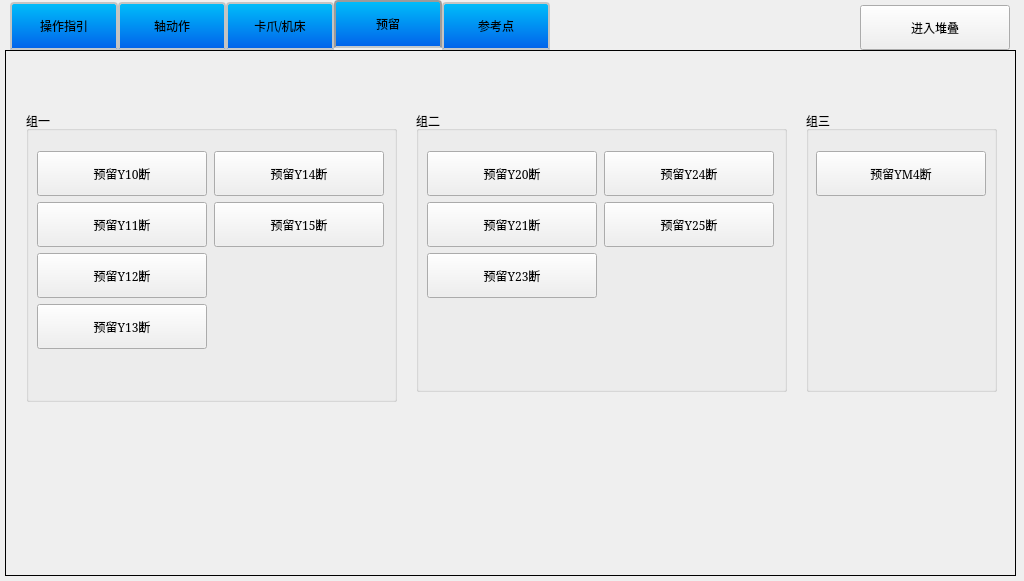
Above: manualform.ui from Jade-yun/MachineTool before the change. Below: the same form after it.
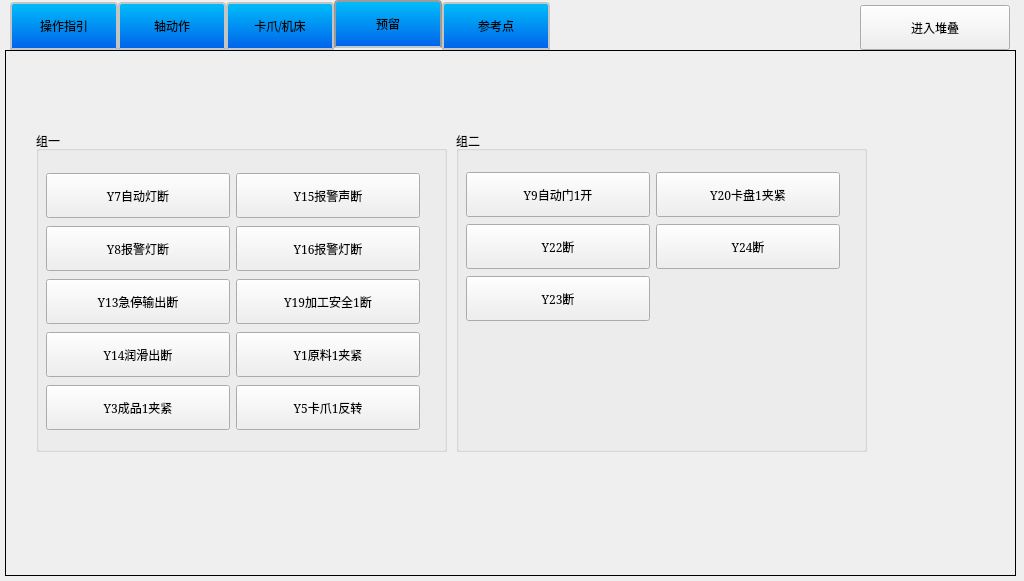
That is the form after the change. The open tabs and pages were chosen to show the change. Icons and pictures are not drawn. Custom widgets are drawn as their Qt base class.

Patch:
```diff
--- a/manualform.ui
+++ b/manualform.ui
@@ -1517,327 +1517,13 @@
     <attribute name="title">
      <string>预留</string>
     </attribute>
-    <widget class="QGroupBox" name="groupBox_8">
-     <property name="geometry">
-      <rect>
-       <x>410</x>
-       <y>60</y>
-       <width>371</width>
-       <height>281</height>
-      </rect>
-     </property>
-     <property name="title">
-      <string>组二</string>
-     </property>
-     <widget class="QWidget" name="layoutWidget_5">
-      <property name="geometry">
-       <rect>
-        <x>10</x>
-        <y>40</y>
-        <width>351</width>
-        <height>149</height>
-       </rect>
-      </property>
-      <layout class="QGridLayout" name="gridLayout_6">
-       <item row="0" column="1">
-        <widget class="QPushButton" name="btnReserveY24Break">
-         <property name="sizePolicy">
-          <sizepolicy hsizetype="Preferred" vsizetype="Preferred">
-           <horstretch>0</horstretch>
-           <verstretch>0</verstretch>
-          </sizepolicy>
-         </property>
-         <property name="minimumSize">
-          <size>
-           <width>170</width>
-           <height>45</height>
-          </size>
-         </property>
-         <property name="maximumSize">
-          <size>
-           <width>170</width>
-           <height>45</height>
-          </size>
-         </property>
-         <property name="font">
-          <font>
-           <family>SimSun</family>
-           <weight>50</weight>
-           <bold>false</bold>
-          </font>
-         </property>
-         <property name="styleSheet">
-          <string notr="true"/>
-         </property>
-         <property name="text">
-          <string>预留Y24断</string>
-         </property>
-         <property name="icon">
-          <iconset>
-           <normaloff>:/TeachPage/teachpage_images/delete.png</normaloff>:/TeachPage/teachpage_images/delete.png</iconset>
-         </property>
-         <property name="iconSize">
-          <size>
-           <width>50</width>
-           <height>50</height>
-          </size>
-         </property>
-        </widget>
-       </item>
-       <item row="1" column="0">
-        <widget class="QPushButton" name="btnReserveY21Break">
-         <property name="sizePolicy">
-          <sizepolicy hsizetype="Preferred" vsizetype="Preferred">
-           <horstretch>0</horstretch>
-           <verstretch>0</verstretch>
-          </sizepolicy>
-         </property>
-         <property name="minimumSize">
-          <size>
-           <width>170</width>
-           <height>45</height>
-          </size>
-         </property>
-         <property name="maximumSize">
-          <size>
-           <width>170</width>
-           <height>45</height>
-          </size>
-         </property>
-         <property name="font">
-          <font>
-           <family>SimSun</family>
-           <weight>50</weight>
-           <bold>false</bold>
-          </font>
-         </property>
-         <property name="styleSheet">
-          <string notr="true"/>
-         </property>
-         <property name="text">
-          <string>预留Y21断</string>
-         </property>
-         <property name="icon">
-          <iconset>
-           <normaloff>:/TeachPage/teachpage_images/delete.png</normaloff>:/TeachPage/teachpage_images/delete.png</iconset>
-         </property>
-         <property name="iconSize">
-          <size>
-           <width>50</width>
-           <height>50</height>
-          </size>
-         </property>
-        </widget>
-       </item>
-       <item row="0" column="0">
-        <widget class="QPushButton" name="btnReserveY20Break">
-         <property name="sizePolicy">
-          <sizepolicy hsizetype="Preferred" vsizetype="Preferred">
-           <horstretch>0</horstretch>
-           <verstretch>0</verstretch>
-          </sizepolicy>
-         </property>
-         <property name="minimumSize">
-          <size>
-           <width>170</width>
-           <height>45</height>
-          </size>
-         </property>
-         <property name="maximumSize">
-          <size>
-           <width>170</width>
-           <height>45</height>
-          </size>
-         </property>
-         <property name="font">
-          <font>
-           <family>SimSun</family>
-           <weight>50</weight>
-           <bold>false</bold>
-          </font>
-         </property>
-         <property name="styleSheet">
-          <string notr="true"/>
-         </property>
-         <property name="text">
-          <string>预留Y20断</string>
-         </property>
-         <property name="icon">
-          <iconset>
-           <normaloff>:/TeachPage/teachpage_images/delete.png</normaloff>:/TeachPage/teachpage_images/delete.png</iconset>
-         </property>
-         <property name="iconSize">
-          <size>
-           <width>50</width>
-           <height>50</height>
-          </size>
-         </property>
-        </widget>
-       </item>
-       <item row="1" column="1">
-        <widget class="QPushButton" name="btnReserveY25Break">
-         <property name="sizePolicy">
-          <sizepolicy hsizetype="Preferred" vsizetype="Preferred">
-           <horstretch>0</horstretch>
-           <verstretch>0</verstretch>
-          </sizepolicy>
-         </property>
-         <property name="minimumSize">
-          <size>
-           <width>170</width>
-           <height>45</height>
-          </size>
-         </property>
-         <property name="maximumSize">
-          <size>
-           <width>170</width>
-           <height>45</height>
-          </size>
-         </property>
-         <property name="font">
-          <font>
-           <family>SimSun</family>
-           <weight>50</weight>
-           <bold>false</bold>
-          </font>
-         </property>
-         <property name="styleSheet">
-          <string notr="true"/>
-         </property>
-         <property name="text">
-          <string>预留Y25断</string>
-         </property>
-         <property name="icon">
-          <iconset>
-           <normaloff>:/TeachPage/teachpage_images/delete.png</normaloff>:/TeachPage/teachpage_images/delete.png</iconset>
-         </property>
-         <property name="iconSize">
-          <size>
-           <width>50</width>
-           <height>50</height>
-          </size>
-         </property>
-        </widget>
-       </item>
-       <item row="2" column="0">
-        <widget class="QPushButton" name="btnReserveY23Break">
-         <property name="sizePolicy">
-          <sizepolicy hsizetype="Preferred" vsizetype="Preferred">
-           <horstretch>0</horstretch>
-           <verstretch>0</verstretch>
-          </sizepolicy>
-         </property>
-         <property name="minimumSize">
-          <size>
-           <width>170</width>
-           <height>45</height>
-          </size>
-         </property>
-         <property name="maximumSize">
-          <size>
-           <width>170</width>
-           <height>45</height>
-          </size>
-         </property>
-         <property name="font">
-          <font>
-           <family>SimSun</family>
-           <weight>50</weight>
-           <bold>false</bold>
-          </font>
-         </property>
-         <property name="styleSheet">
-          <string notr="true"/>
-         </property>
-         <property name="text">
-          <string>预留Y23断</string>
-         </property>
-         <property name="icon">
-          <iconset>
-           <normaloff>:/TeachPage/teachpage_images/delete.png</normaloff>:/TeachPage/teachpage_images/delete.png</iconset>
-         </property>
-         <property name="iconSize">
-          <size>
-           <width>50</width>
-           <height>50</height>
-          </size>
-         </property>
-        </widget>
-       </item>
-      </layout>
-     </widget>
-    </widget>
-    <widget class="QGroupBox" name="groupBox_9">
-     <property name="geometry">
-      <rect>
-       <x>800</x>
-       <y>60</y>
-       <width>191</width>
-       <height>281</height>
-      </rect>
-     </property>
-     <property name="title">
-      <string>组三</string>
-     </property>
-     <widget class="QPushButton" name="btnReserveYM4Break">
-      <property name="geometry">
-       <rect>
-        <x>10</x>
-        <y>40</y>
-        <width>170</width>
-        <height>45</height>
-       </rect>
-      </property>
-      <property name="sizePolicy">
-       <sizepolicy hsizetype="Preferred" vsizetype="Preferred">
-        <horstretch>0</horstretch>
-        <verstretch>0</verstretch>
-       </sizepolicy>
-      </property>
-      <property name="minimumSize">
-       <size>
-        <width>170</width>
-        <height>45</height>
-       </size>
-      </property>
-      <property name="maximumSize">
-       <size>
-        <width>170</width>
-        <height>45</height>
-       </size>
-      </property>
-      <property name="font">
-       <font>
-        <family>SimSun</family>
-        <weight>50</weight>
-        <bold>false</bold>
-       </font>
-      </property>
-      <property name="styleSheet">
-       <string notr="true"/>
-      </property>
-      <property name="text">
-       <string>预留YM4断</string>
-      </property>
-      <property name="icon">
-       <iconset>
-        <normaloff>:/TeachPage/teachpage_images/delete.png</normaloff>:/TeachPage/teachpage_images/delete.png</iconset>
-      </property>
-      <property name="iconSize">
-       <size>
-        <width>50</width>
-        <height>50</height>
-       </size>
-      </property>
-     </widget>
-    </widget>
     <widget class="QGroupBox" name="groupBox_10">
      <property name="geometry">
       <rect>
-       <x>20</x>
-       <y>60</y>
-       <width>371</width>
-       <height>291</height>
+       <x>30</x>
+       <y>80</y>
+       <width>411</width>
+       <height>321</height>
       </rect>
      </property>
      <property name="title">
@@ -1848,56 +1534,11 @@
        <rect>
         <x>10</x>
         <y>40</y>
-        <width>351</width>
-        <height>200</height>
+        <width>376</width>
+        <height>261</height>
        </rect>
       </property>
       <layout class="QGridLayout" name="gridLayout_8">
-       <item row="2" column="0">
-        <widget class="QPushButton" name="btnReserveY12Break">
-         <property name="sizePolicy">
-          <sizepolicy hsizetype="Preferred" vsizetype="Preferred">
-           <horstretch>0</horstretch>
-           <verstretch>0</verstretch>
-          </sizepolicy>
-         </property>
-         <property name="minimumSize">
-          <size>
-           <width>170</width>
-           <height>45</height>
-          </size>
-         </property>
-         <property name="maximumSize">
-          <size>
-           <width>170</width>
-           <height>45</height>
-          </size>
-         </property>
-         <property name="font">
-          <font>
-           <family>SimSun</family>
-           <weight>50</weight>
-           <bold>false</bold>
-          </font>
-         </property>
-         <property name="styleSheet">
-          <string notr="true"/>
-         </property>
-         <property name="text">
-          <string>预留Y12断</string>
-         </property>
-         <property name="icon">
-          <iconset>
-           <normaloff>:/TeachPage/teachpage_images/delete.png</normaloff>:/TeachPage/teachpage_images/delete.png</iconset>
-         </property>
-         <property name="iconSize">
-          <size>
-           <width>50</width>
-           <height>50</height>
-          </size>
-         </property>
-        </widget>
-       </item>
        <item row="0" column="0">
         <widget class="QPushButton" name="btnReserveY10Break">
          <property name="sizePolicy">
@@ -1908,10 +1549,55 @@
          </property>
          <property name="minimumSize">
           <size>
+           <width>184</width>
+           <height>45</height>
+          </size>
+         </property>
+         <property name="maximumSize">
+          <size>
            <width>170</width>
            <height>45</height>
           </size>
          </property>
+         <property name="font">
+          <font>
+           <family>SimSun</family>
+           <weight>50</weight>
+           <bold>false</bold>
+          </font>
+         </property>
+         <property name="styleSheet">
+          <string notr="true"/>
+         </property>
+         <property name="text">
+          <string>Y7自动灯断</string>
+         </property>
+         <property name="icon">
+          <iconset>
+           <normaloff>:/TeachPage/teachpage_images/delete.png</normaloff>:/TeachPage/teachpage_images/delete.png</iconset>
+         </property>
+         <property name="iconSize">
+          <size>
+           <width>50</width>
+           <height>50</height>
+          </size>
+         </property>
+        </widget>
+       </item>
+       <item row="3" column="1">
+        <widget class="QPushButton" name="btnReserveY1Break">
+         <property name="sizePolicy">
+          <sizepolicy hsizetype="Preferred" vsizetype="Preferred">
+           <horstretch>0</horstretch>
+           <verstretch>0</verstretch>
+          </sizepolicy>
+         </property>
+         <property name="minimumSize">
+          <size>
+           <width>184</width>
+           <height>45</height>
+          </size>
+         </property>
          <property name="maximumSize">
           <size>
            <width>170</width>
@@ -1929,7 +1615,7 @@
           <string notr="true"/>
          </property>
          <property name="text">
-          <string>预留Y10断</string>
+          <string>Y1原料1夹紧</string>
          </property>
          <property name="icon">
           <iconset>
@@ -1943,7 +1629,7 @@
          </property>
         </widget>
        </item>
-       <item row="1" column="1">
+       <item row="0" column="1">
         <widget class="QPushButton" name="btnReserveY15Break">
          <property name="sizePolicy">
           <sizepolicy hsizetype="Preferred" vsizetype="Preferred">
@@ -1953,7 +1639,7 @@
          </property>
          <property name="minimumSize">
           <size>
-           <width>170</width>
+           <width>184</width>
            <height>45</height>
           </size>
          </property>
@@ -1974,7 +1660,7 @@
           <string notr="true"/>
          </property>
          <property name="text">
-          <string>预留Y15断</string>
+          <string>Y15报警声断</string>
          </property>
          <property name="icon">
           <iconset>
@@ -1988,97 +1674,7 @@
          </property>
         </widget>
        </item>
-       <item row="0" column="1">
-        <widget class="QPushButton" name="btnReserveY14Break">
-         <property name="sizePolicy">
-          <sizepolicy hsizetype="Preferred" vsizetype="Preferred">
-           <horstretch>0</horstretch>
-           <verstretch>0</verstretch>
-          </sizepolicy>
-         </property>
-         <property name="minimumSize">
-          <size>
-           <width>170</width>
-           <height>45</height>
-          </size>
-         </property>
-         <property name="maximumSize">
-          <size>
-           <width>170</width>
-           <height>45</height>
-          </size>
-         </property>
-         <property name="font">
-          <font>
-           <family>SimSun</family>
-           <weight>50</weight>
-           <bold>false</bold>
-          </font>
-         </property>
-         <property name="styleSheet">
-          <string notr="true"/>
-         </property>
-         <property name="text">
-          <string>预留Y14断</string>
-         </property>
-         <property name="icon">
-          <iconset>
-           <normaloff>:/TeachPage/teachpage_images/delete.png</normaloff>:/TeachPage/teachpage_images/delete.png</iconset>
-         </property>
-         <property name="iconSize">
-          <size>
-           <width>50</width>
-           <height>50</height>
-          </size>
-         </property>
-        </widget>
-       </item>
-       <item row="1" column="0">
-        <widget class="QPushButton" name="btnReserveY11Break">
-         <property name="sizePolicy">
-          <sizepolicy hsizetype="Preferred" vsizetype="Preferred">
-           <horstretch>0</horstretch>
-           <verstretch>0</verstretch>
-          </sizepolicy>
-         </property>
-         <property name="minimumSize">
-          <size>
-           <width>170</width>
-           <height>45</height>
-          </size>
-         </property>
-         <property name="maximumSize">
-          <size>
-           <width>170</width>
-           <height>45</height>
-          </size>
-         </property>
-         <property name="font">
-          <font>
-           <family>SimSun</family>
-           <weight>50</weight>
-           <bold>false</bold>
-          </font>
-         </property>
-         <property name="styleSheet">
-          <string notr="true"/>
-         </property>
-         <property name="text">
-          <string>预留Y11断</string>
-         </property>
-         <property name="icon">
-          <iconset>
-           <normaloff>:/TeachPage/teachpage_images/delete.png</normaloff>:/TeachPage/teachpage_images/delete.png</iconset>
-         </property>
-         <property name="iconSize">
-          <size>
-           <width>50</width>
-           <height>50</height>
-          </size>
-         </property>
-        </widget>
-       </item>
-       <item row="3" column="0">
+       <item row="2" column="0">
         <widget class="QPushButton" name="btnReserveY13Break">
          <property name="sizePolicy">
           <sizepolicy hsizetype="Preferred" vsizetype="Preferred">
@@ -2088,10 +1684,55 @@
          </property>
          <property name="minimumSize">
           <size>
+           <width>184</width>
+           <height>45</height>
+          </size>
+         </property>
+         <property name="maximumSize">
+          <size>
            <width>170</width>
            <height>45</height>
           </size>
          </property>
+         <property name="font">
+          <font>
+           <family>SimSun</family>
+           <weight>50</weight>
+           <bold>false</bold>
+          </font>
+         </property>
+         <property name="styleSheet">
+          <string notr="true"/>
+         </property>
+         <property name="text">
+          <string>Y13急停输出断</string>
+         </property>
+         <property name="icon">
+          <iconset>
+           <normaloff>:/TeachPage/teachpage_images/delete.png</normaloff>:/TeachPage/teachpage_images/delete.png</iconset>
+         </property>
+         <property name="iconSize">
+          <size>
+           <width>50</width>
+           <height>50</height>
+          </size>
+         </property>
+        </widget>
+       </item>
+       <item row="1" column="1">
+        <widget class="QPushButton" name="btnReserveY16Break">
+         <property name="sizePolicy">
+          <sizepolicy hsizetype="Preferred" vsizetype="Preferred">
+           <horstretch>0</horstretch>
+           <verstretch>0</verstretch>
+          </sizepolicy>
+         </property>
+         <property name="minimumSize">
+          <size>
+           <width>184</width>
+           <height>45</height>
+          </size>
+         </property>
          <property name="maximumSize">
           <size>
            <width>170</width>
@@ -2109,7 +1750,482 @@
           <string notr="true"/>
          </property>
          <property name="text">
-          <string>预留Y13断</string>
+          <string>Y16报警灯断</string>
+         </property>
+         <property name="icon">
+          <iconset>
+           <normaloff>:/TeachPage/teachpage_images/delete.png</normaloff>:/TeachPage/teachpage_images/delete.png</iconset>
+         </property>
+         <property name="iconSize">
+          <size>
+           <width>50</width>
+           <height>50</height>
+          </size>
+         </property>
+        </widget>
+       </item>
+       <item row="3" column="0">
+        <widget class="QPushButton" name="btnReserveY14Break">
+         <property name="sizePolicy">
+          <sizepolicy hsizetype="Preferred" vsizetype="Preferred">
+           <horstretch>0</horstretch>
+           <verstretch>0</verstretch>
+          </sizepolicy>
+         </property>
+         <property name="minimumSize">
+          <size>
+           <width>184</width>
+           <height>45</height>
+          </size>
+         </property>
+         <property name="maximumSize">
+          <size>
+           <width>170</width>
+           <height>45</height>
+          </size>
+         </property>
+         <property name="font">
+          <font>
+           <family>SimSun</family>
+           <weight>50</weight>
+           <bold>false</bold>
+          </font>
+         </property>
+         <property name="styleSheet">
+          <string notr="true"/>
+         </property>
+         <property name="text">
+          <string>Y14润滑出断</string>
+         </property>
+         <property name="icon">
+          <iconset>
+           <normaloff>:/TeachPage/teachpage_images/delete.png</normaloff>:/TeachPage/teachpage_images/delete.png</iconset>
+         </property>
+         <property name="iconSize">
+          <size>
+           <width>50</width>
+           <height>50</height>
+          </size>
+         </property>
+        </widget>
+       </item>
+       <item row="1" column="0">
+        <widget class="QPushButton" name="btnReserveY8Break">
+         <property name="sizePolicy">
+          <sizepolicy hsizetype="Preferred" vsizetype="Preferred">
+           <horstretch>0</horstretch>
+           <verstretch>0</verstretch>
+          </sizepolicy>
+         </property>
+         <property name="minimumSize">
+          <size>
+           <width>184</width>
+           <height>45</height>
+          </size>
+         </property>
+         <property name="maximumSize">
+          <size>
+           <width>170</width>
+           <height>45</height>
+          </size>
+         </property>
+         <property name="font">
+          <font>
+           <family>SimSun</family>
+           <weight>50</weight>
+           <bold>false</bold>
+          </font>
+         </property>
+         <property name="styleSheet">
+          <string notr="true"/>
+         </property>
+         <property name="text">
+          <string>Y8报警灯断</string>
+         </property>
+         <property name="icon">
+          <iconset>
+           <normaloff>:/TeachPage/teachpage_images/delete.png</normaloff>:/TeachPage/teachpage_images/delete.png</iconset>
+         </property>
+         <property name="iconSize">
+          <size>
+           <width>50</width>
+           <height>50</height>
+          </size>
+         </property>
+        </widget>
+       </item>
+       <item row="2" column="1">
+        <widget class="QPushButton" name="btnReserveY19Break">
+         <property name="sizePolicy">
+          <sizepolicy hsizetype="Preferred" vsizetype="Preferred">
+           <horstretch>0</horstretch>
+           <verstretch>0</verstretch>
+          </sizepolicy>
+         </property>
+         <property name="minimumSize">
+          <size>
+           <width>184</width>
+           <height>45</height>
+          </size>
+         </property>
+         <property name="maximumSize">
+          <size>
+           <width>170</width>
+           <height>45</height>
+          </size>
+         </property>
+         <property name="font">
+          <font>
+           <family>SimSun</family>
+           <weight>50</weight>
+           <bold>false</bold>
+          </font>
+         </property>
+         <property name="styleSheet">
+          <string notr="true"/>
+         </property>
+         <property name="text">
+          <string>Y19加工安全1断</string>
+         </property>
+         <property name="icon">
+          <iconset>
+           <normaloff>:/TeachPage/teachpage_images/delete.png</normaloff>:/TeachPage/teachpage_images/delete.png</iconset>
+         </property>
+         <property name="iconSize">
+          <size>
+           <width>50</width>
+           <height>50</height>
+          </size>
+         </property>
+        </widget>
+       </item>
+       <item row="4" column="0">
+        <widget class="QPushButton" name="btnReserveY3Break">
+         <property name="sizePolicy">
+          <sizepolicy hsizetype="Preferred" vsizetype="Preferred">
+           <horstretch>0</horstretch>
+           <verstretch>0</verstretch>
+          </sizepolicy>
+         </property>
+         <property name="minimumSize">
+          <size>
+           <width>184</width>
+           <height>45</height>
+          </size>
+         </property>
+         <property name="maximumSize">
+          <size>
+           <width>170</width>
+           <height>45</height>
+          </size>
+         </property>
+         <property name="font">
+          <font>
+           <family>SimSun</family>
+           <weight>50</weight>
+           <bold>false</bold>
+          </font>
+         </property>
+         <property name="styleSheet">
+          <string notr="true"/>
+         </property>
+         <property name="text">
+          <string>Y3成品1夹紧</string>
+         </property>
+         <property name="icon">
+          <iconset>
+           <normaloff>:/TeachPage/teachpage_images/delete.png</normaloff>:/TeachPage/teachpage_images/delete.png</iconset>
+         </property>
+         <property name="iconSize">
+          <size>
+           <width>50</width>
+           <height>50</height>
+          </size>
+         </property>
+        </widget>
+       </item>
+       <item row="4" column="1">
+        <widget class="QPushButton" name="btnReserveY5Break">
+         <property name="sizePolicy">
+          <sizepolicy hsizetype="Preferred" vsizetype="Preferred">
+           <horstretch>0</horstretch>
+           <verstretch>0</verstretch>
+          </sizepolicy>
+         </property>
+         <property name="minimumSize">
+          <size>
+           <width>184</width>
+           <height>45</height>
+          </size>
+         </property>
+         <property name="maximumSize">
+          <size>
+           <width>170</width>
+           <height>45</height>
+          </size>
+         </property>
+         <property name="font">
+          <font>
+           <family>SimSun</family>
+           <weight>50</weight>
+           <bold>false</bold>
+          </font>
+         </property>
+         <property name="styleSheet">
+          <string notr="true"/>
+         </property>
+         <property name="text">
+          <string>Y5卡爪1反转</string>
+         </property>
+         <property name="icon">
+          <iconset>
+           <normaloff>:/TeachPage/teachpage_images/delete.png</normaloff>:/TeachPage/teachpage_images/delete.png</iconset>
+         </property>
+         <property name="iconSize">
+          <size>
+           <width>50</width>
+           <height>50</height>
+          </size>
+         </property>
+        </widget>
+       </item>
+      </layout>
+     </widget>
+    </widget>
+    <widget class="QGroupBox" name="groupBox_8">
+     <property name="geometry">
+      <rect>
+       <x>450</x>
+       <y>80</y>
+       <width>411</width>
+       <height>321</height>
+      </rect>
+     </property>
+     <property name="title">
+      <string>组二</string>
+     </property>
+     <widget class="QWidget" name="layoutWidget_5">
+      <property name="geometry">
+       <rect>
+        <x>10</x>
+        <y>40</y>
+        <width>376</width>
+        <height>151</height>
+       </rect>
+      </property>
+      <layout class="QGridLayout" name="gridLayout_6">
+       <item row="1" column="0">
+        <widget class="QPushButton" name="btnReserveY22Break">
+         <property name="sizePolicy">
+          <sizepolicy hsizetype="Preferred" vsizetype="Preferred">
+           <horstretch>0</horstretch>
+           <verstretch>0</verstretch>
+          </sizepolicy>
+         </property>
+         <property name="minimumSize">
+          <size>
+           <width>184</width>
+           <height>45</height>
+          </size>
+         </property>
+         <property name="maximumSize">
+          <size>
+           <width>170</width>
+           <height>45</height>
+          </size>
+         </property>
+         <property name="font">
+          <font>
+           <family>SimSun</family>
+           <weight>50</weight>
+           <bold>false</bold>
+          </font>
+         </property>
+         <property name="styleSheet">
+          <string notr="true"/>
+         </property>
+         <property name="text">
+          <string>Y22断</string>
+         </property>
+         <property name="icon">
+          <iconset>
+           <normaloff>:/TeachPage/teachpage_images/delete.png</normaloff>:/TeachPage/teachpage_images/delete.png</iconset>
+         </property>
+         <property name="iconSize">
+          <size>
+           <width>50</width>
+           <height>50</height>
+          </size>
+         </property>
+        </widget>
+       </item>
+       <item row="0" column="0">
+        <widget class="QPushButton" name="btnReserveY9Break">
+         <property name="sizePolicy">
+          <sizepolicy hsizetype="Preferred" vsizetype="Preferred">
+           <horstretch>0</horstretch>
+           <verstretch>0</verstretch>
+          </sizepolicy>
+         </property>
+         <property name="minimumSize">
+          <size>
+           <width>184</width>
+           <height>45</height>
+          </size>
+         </property>
+         <property name="maximumSize">
+          <size>
+           <width>170</width>
+           <height>45</height>
+          </size>
+         </property>
+         <property name="font">
+          <font>
+           <family>SimSun</family>
+           <weight>50</weight>
+           <bold>false</bold>
+          </font>
+         </property>
+         <property name="styleSheet">
+          <string notr="true"/>
+         </property>
+         <property name="text">
+          <string>Y9自动门1开</string>
+         </property>
+         <property name="icon">
+          <iconset>
+           <normaloff>:/TeachPage/teachpage_images/delete.png</normaloff>:/TeachPage/teachpage_images/delete.png</iconset>
+         </property>
+         <property name="iconSize">
+          <size>
+           <width>50</width>
+           <height>50</height>
+          </size>
+         </property>
+        </widget>
+       </item>
+       <item row="0" column="1">
+        <widget class="QPushButton" name="btnReserveY20Break">
+         <property name="sizePolicy">
+          <sizepolicy hsizetype="Preferred" vsizetype="Preferred">
+           <horstretch>0</horstretch>
+           <verstretch>0</verstretch>
+          </sizepolicy>
+         </property>
+         <property name="minimumSize">
+          <size>
+           <width>184</width>
+           <height>45</height>
+          </size>
+         </property>
+         <property name="maximumSize">
+          <size>
+           <width>170</width>
+           <height>45</height>
+          </size>
+         </property>
+         <property name="font">
+          <font>
+           <family>SimSun</family>
+           <weight>50</weight>
+           <bold>false</bold>
+          </font>
+         </property>
+         <property name="styleSheet">
+          <string notr="true"/>
+         </property>
+         <property name="text">
+          <string>Y20卡盘1夹紧</string>
+         </property>
+         <property name="icon">
+          <iconset>
+           <normaloff>:/TeachPage/teachpage_images/delete.png</normaloff>:/TeachPage/teachpage_images/delete.png</iconset>
+         </property>
+         <property name="iconSize">
+          <size>
+           <width>50</width>
+           <height>50</height>
+          </size>
+         </property>
+        </widget>
+       </item>
+       <item row="1" column="1">
+        <widget class="QPushButton" name="btnReserveY24Break">
+         <property name="sizePolicy">
+          <sizepolicy hsizetype="Preferred" vsizetype="Preferred">
+           <horstretch>0</horstretch>
+           <verstretch>0</verstretch>
+          </sizepolicy>
+         </property>
+         <property name="minimumSize">
+          <size>
+           <width>184</width>
+           <height>45</height>
+          </size>
+         </property>
+         <property name="maximumSize">
+          <size>
+           <width>170</width>
+           <height>45</height>
+          </size>
+         </property>
+         <property name="font">
+          <font>
+           <family>SimSun</family>
+           <weight>50</weight>
+           <bold>false</bold>
+          </font>
+         </property>
+         <property name="styleSheet">
+          <string notr="true"/>
+         </property>
+         <property name="text">
+          <string>Y24断</string>
+         </property>
+         <property name="icon">
+          <iconset>
+           <normaloff>:/TeachPage/teachpage_images/delete.png</normaloff>:/TeachPage/teachpage_images/delete.png</iconset>
+         </property>
+         <property name="iconSize">
+          <size>
+           <width>50</width>
+           <height>50</height>
+          </size>
+         </property>
+        </widget>
+       </item>
+       <item row="2" column="0">
+        <widget class="QPushButton" name="btnReserveY23Break">
+         <property name="sizePolicy">
+          <sizepolicy hsizetype="Preferred" vsizetype="Preferred">
+           <horstretch>0</horstretch>
+           <verstretch>0</verstretch>
+          </sizepolicy>
+         </property>
+         <property name="minimumSize">
+          <size>
+           <width>184</width>
+           <height>45</height>
+          </size>
+         </property>
+         <property name="maximumSize">
+          <size>
+           <width>170</width>
+           <height>45</height>
+          </size>
+         </property>
+         <property name="font">
+          <font>
+           <family>SimSun</family>
+           <weight>50</weight>
+           <bold>false</bold>
+          </font>
+         </property>
+         <property name="styleSheet">
+          <string notr="true"/>
+         </property>
+         <property name="text">
+          <string>Y23断</string>
          </property>
          <property name="icon">
           <iconset>
```
Left out of the diff: 2 changed lines with no effect on the pictures.
